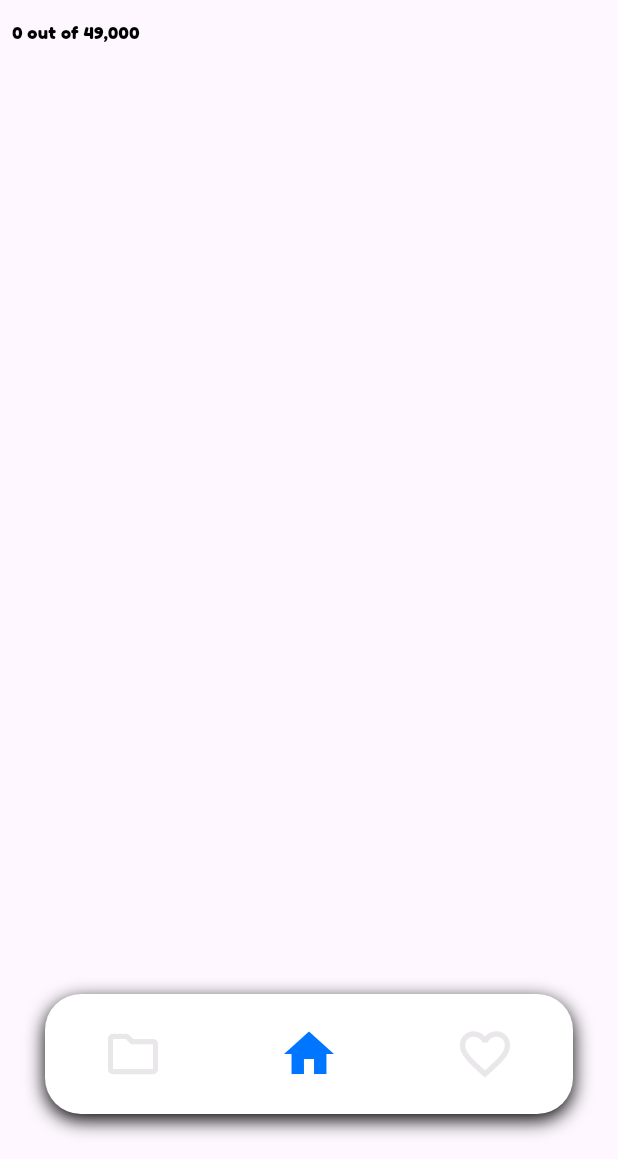
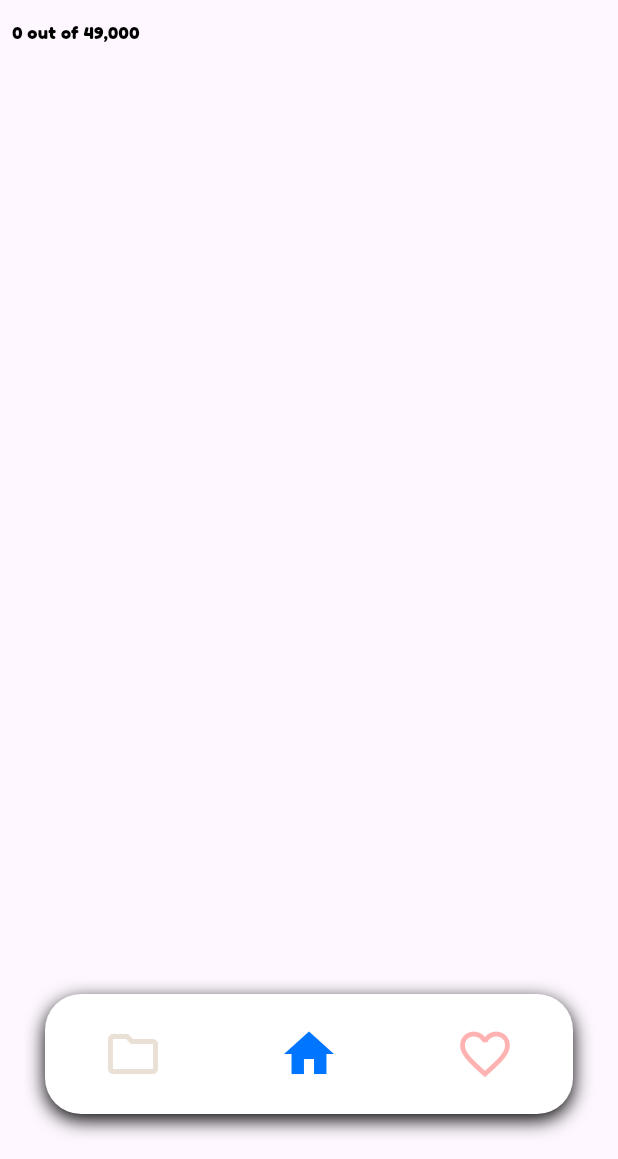
Before and after one commit to Clickbaithate/funko_vault, a Flutter app: the screen it shows after launch, on a phone screen of 412 x 824 dp, the part 77-1236 px from its top. Run offline on Flutter 3.47's test engine with Material 3 defaults, Android fonts, the phone set to English and light mode, and no system bars; our stand-ins replace cached_network_image, flutter_riverpod, google_fonts, sqflite; accounts and stored records are empty; network calls fail.

Commit message:
Changed color of the outline of the unfocused icons in the navbar

```diff
--- a/lib/screens/bottom_nav.dart
+++ b/lib/screens/bottom_nav.dart
@@ -1,3 +1,5 @@
+// ignore_for_file: prefer_const_constructors
+
 import 'package:flutter/material.dart';
 import 'package:funko_vault/data/colors.dart';
 import 'package:funko_vault/screens/folder.dart';
@@ -58,19 +60,19 @@ class _BottomNavState extends State<BottomNav> {
             labelBehavior: NavigationDestinationLabelBehavior.alwaysHide,
             indicatorColor: Colors.transparent,
             onDestinationSelected: (index) => setState(() => _currentPageIndex = index),
-            destinations: const [
+            destinations: [
               NavigationDestination(
-                icon: Icon(Icons.folder_outlined, color: grayColor, size: 40),
+                icon: Icon(Icons.folder_outlined, color: biegeColor.withOpacity(0.3), size: 40),
                 selectedIcon: Icon(Icons.folder, color: biegeColor, size: 40),
                 label: "Folders Page",
               ),
               NavigationDestination(
-                icon: Icon(Icons.home_outlined, color: grayColor, size: 40),
+                icon: Icon(Icons.home_outlined, color: blueColor.withOpacity(0.3), size: 40),
                 selectedIcon: Icon(Icons.home, color: blueColor, size: 40),
                 label: "Home Page",
               ),
               NavigationDestination(
-                icon: Icon(Icons.favorite_outline, color: grayColor, size: 40),
+                icon: Icon(Icons.favorite_outline, color: redColor.withOpacity(0.3), size: 40),
                 selectedIcon: Icon(Icons.favorite, color: redColor, size: 40),
                 label: "Liked Page",
               )
```
